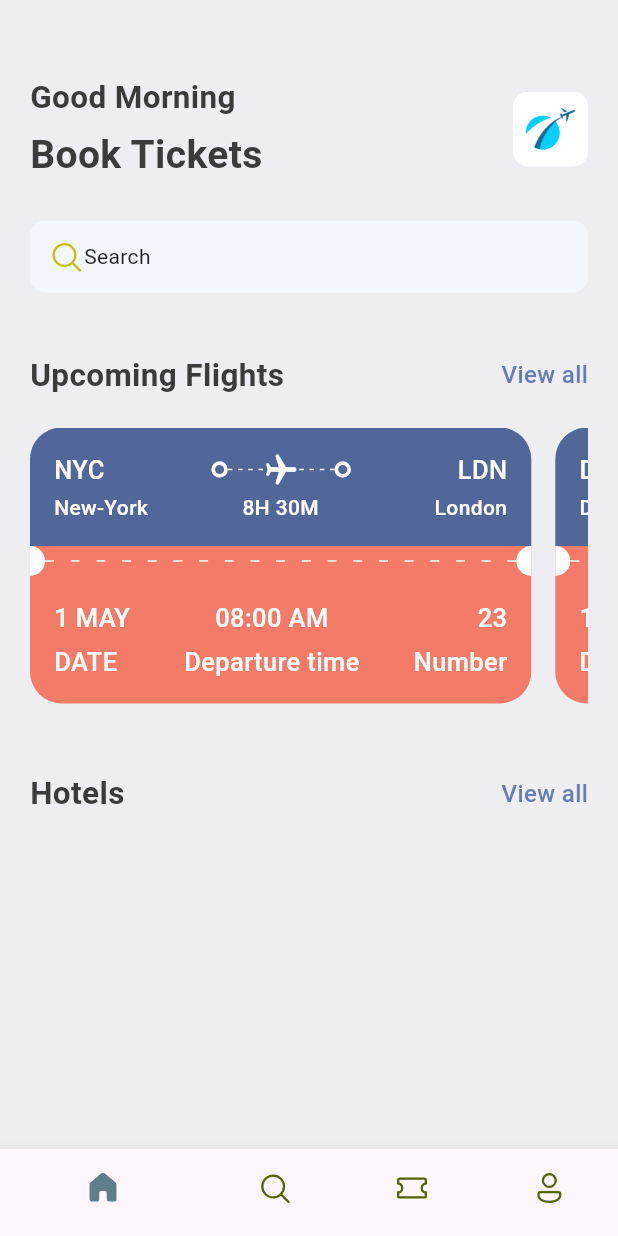
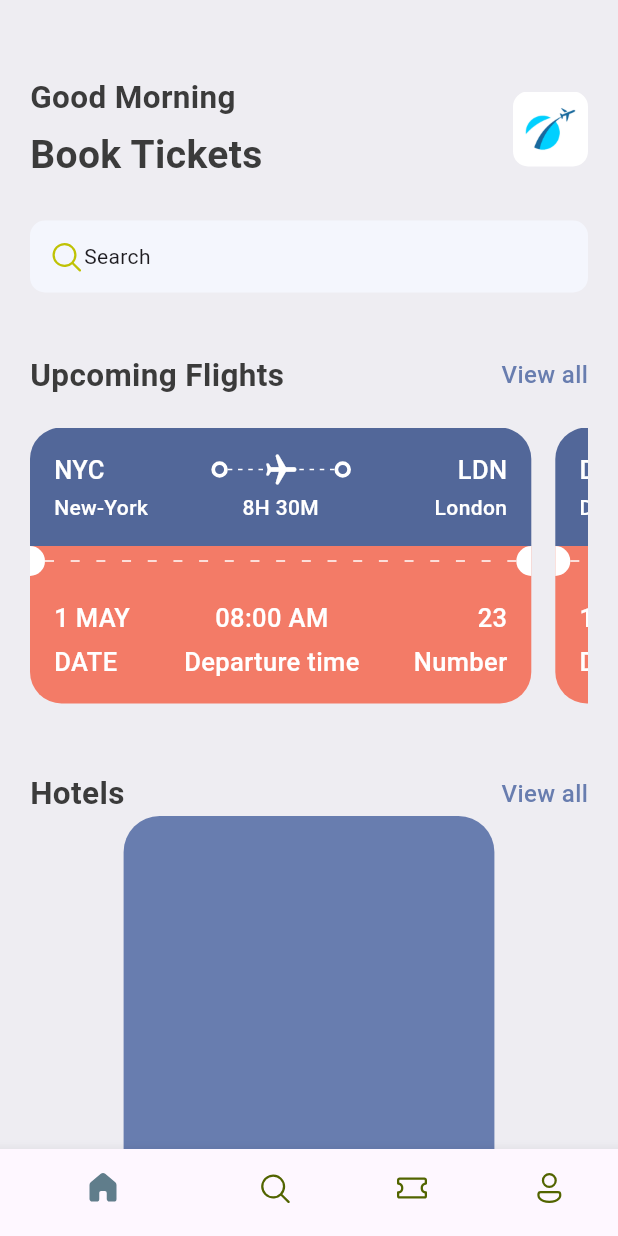
Before and after one commit to DeneshA/ticket_app, a Flutter app: the screen it shows after launch, on a phone screen of 412 x 824 dp. Run offline on Flutter 3.47's test engine with Material 3 defaults, Android fonts, the phone set to English and light mode, and no system bars; our stand-ins replace fluentui_icons.

Commit message:
hotel boxDecoration designed

```diff
--- a/lib/screens/home_screen.dart
+++ b/lib/screens/home_screen.dart
@@ -4,6 +4,7 @@ import 'package:ticket_app/base/res/media.dart';
 import 'package:ticket_app/base/res/style/app_styles.dart';
 import 'package:ticket_app/base/widgets/app_double_text.dart';
 import 'package:ticket_app/base/widgets/ticket_view.dart';
+import 'package:ticket_app/screens/widgets/hotel.dart';
 
 import '../base/utils/all_json.dart';
 import '../base/utils/app_routes.dart';
@@ -76,6 +77,7 @@ class HomeScreen extends StatelessWidget {
                 const SizedBox(height: 40),
                 AppDoubleText(
                     bigText: 'Hotels', smallText: 'View all',func: () => {},),
+                Hotel()
               ],
             ),
           ),
--- /dev/null
+++ b/lib/screens/widgets/hotel.dart
@@ -0,0 +1,20 @@
+import 'package:flutter/cupertino.dart';
+import 'package:flutter/material.dart';
+import 'package:ticket_app/base/res/style/app_styles.dart';
+
+class Hotel extends StatelessWidget {
+  const Hotel({super.key});
+
+  @override
+  Widget build(BuildContext context) {
+    final size = MediaQuery.of(context).size;
+    return Container(
+      width: size.width*0.6,
+      height: 350,
+      decoration: BoxDecoration(
+        color: AppStyles.primaryColor,
+        borderRadius: BorderRadius.circular(24)
+      ),
+    );
+  }
+}
```
